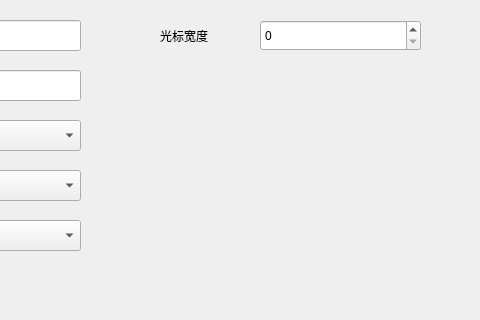
Qt form DEF2.2Code/settings.ui (Toseic/def-CPP-IDE) before a commit; both pictures show x 220 to 700 and y 0 to 320 of the 700 by 500 pixel window.
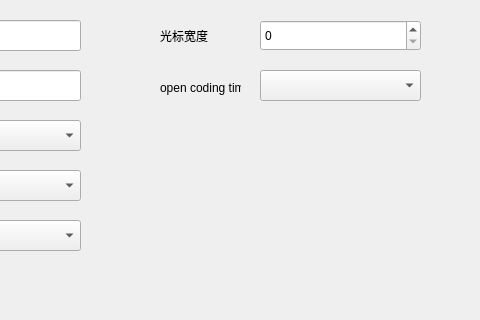
The same form after that commit.

Commit message: 添加coding time 开关设置

```diff
--- a/DEF2.2Code/settings.ui
+++ b/DEF2.2Code/settings.ui
@@ -198,6 +198,29 @@
     </rect>
    </property>
   </widget>
+  <widget class="QLabel" name="label_7">
+   <property name="geometry">
+    <rect>
+     <x>380</x>
+     <y>80</y>
+     <width>81</width>
+     <height>16</height>
+    </rect>
+   </property>
+   <property name="text">
+    <string>open coding time</string>
+   </property>
+  </widget>
+  <widget class="QComboBox" name="comboBox_codingtime">
+   <property name="geometry">
+    <rect>
+     <x>480</x>
+     <y>70</y>
+     <width>161</width>
+     <height>31</height>
+    </rect>
+   </property>
+  </widget>
  </widget>
  <resources/>
  <connections/>
```
The commit also changes 7 other files.
